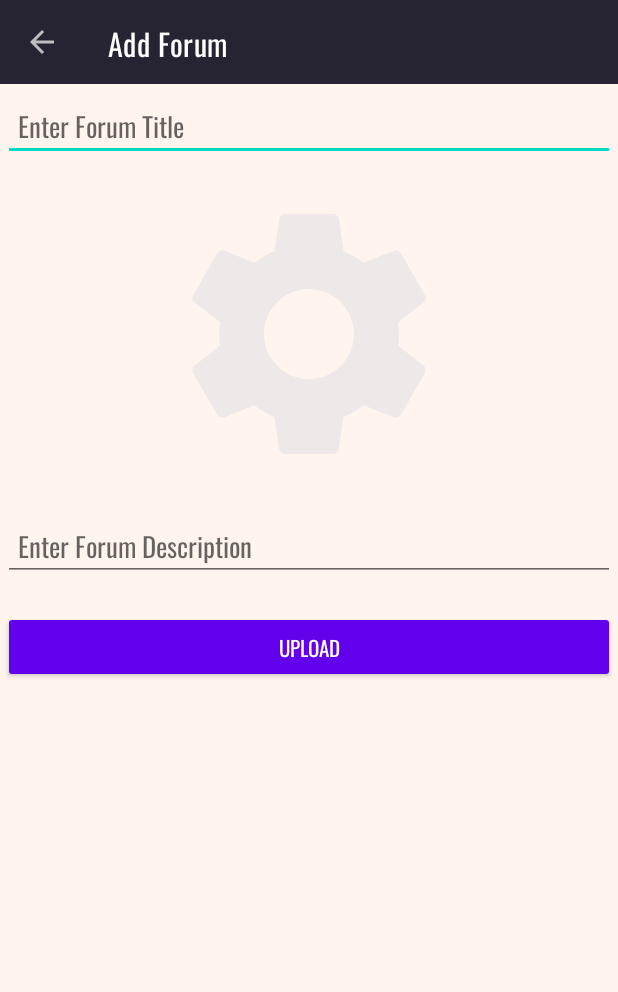
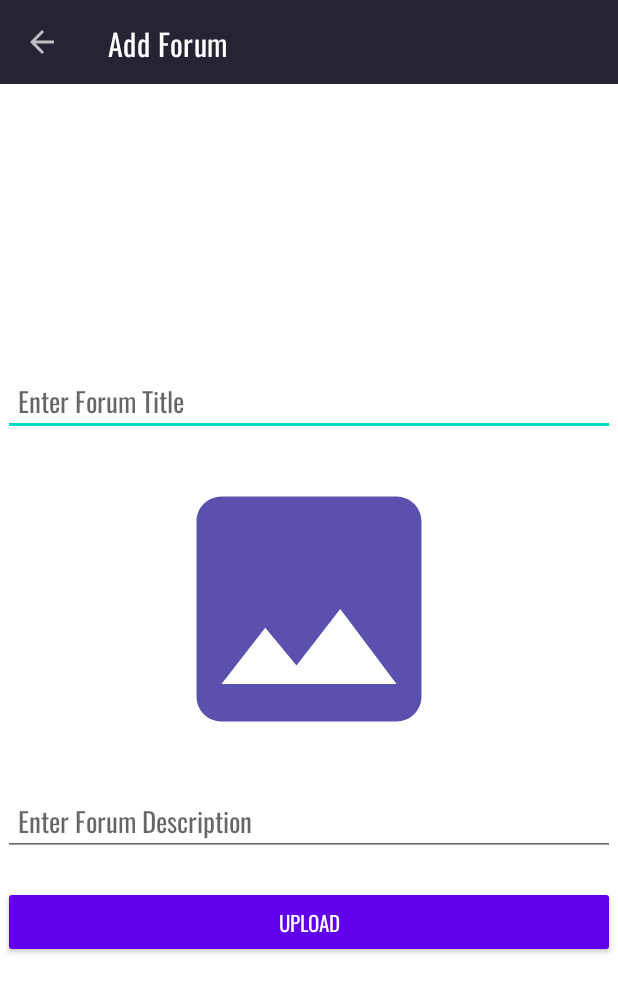
Before and after one commit to LauPeeps/JavaceClientAppNew, an Android app: the AddForum screen opened directly, with no data from a screen before it, on a phone screen of 412 x 824 dp. Shown: the top 992 px of the screen. Run offline under Robolectric (Android 15) with nearby library versions, the phone set to English and light mode, and no system bars; our stand-ins replace Firebase (no records; nobody signed in at launch, a user with empty details on screens opened directly); pictures from the network do not load.

Commit message:
Client App Javace

```diff
--- /dev/null
+++ b/app/src/main/res/drawable/ic_image.xml
@@ -0,0 +1,5 @@
+<vector android:height="24dp" android:tint="#5951AD"
+    android:viewportHeight="24" android:viewportWidth="24"
+    android:width="24dp" xmlns:android="http://schemas.android.com/apk/res/android">
+    <path android:fillColor="@android:color/white" android:pathData="M21,19V5c0,-1.1 -0.9,-2 -2,-2H5c-1.1,0 -2,0.9 -2,2v14c0,1.1 0.9,2 2,2h14c1.1,0 2,-0.9 2,-2zM8.5,13.5l2.5,3.01L14.5,12l4.5,6H5l3.5,-4.5z"/>
+</vector>
--- a/app/src/main/res/layout/activity_add_forum.xml
+++ b/app/src/main/res/layout/activity_add_forum.xml
@@ -5,7 +5,6 @@
     xmlns:app="http://schemas.android.com/apk/res-auto"
     android:layout_width="match_parent"
     android:layout_height="match_parent"
-    android:background="#FFF5EE"
     tools:context=".AddForum">
 
     <androidx.appcompat.widget.Toolbar
@@ -28,7 +27,9 @@
             android:orientation="vertical"
             app:layout_constraintEnd_toEndOf="parent"
             app:layout_constraintStart_toStartOf="parent"
-            app:layout_constraintTop_toBottomOf="@+id/toolbar">
+            app:layout_constraintTop_toBottomOf="@+id/toolbar"
+            app:layout_constraintBottom_toBottomOf="parent"
+            android:gravity="center_horizontal|center_vertical">
 
 
             <EditText
@@ -46,7 +47,7 @@
                 android:layout_width="match_parent"
                 android:layout_height="200dp"
                 android:layout_marginTop="15dp"
-                android:src="@drawable/ic_settings"/>
+                android:src="@drawable/ic_image"/>
 
             <EditText
                 android:id="@+id/forumDescription"
```
